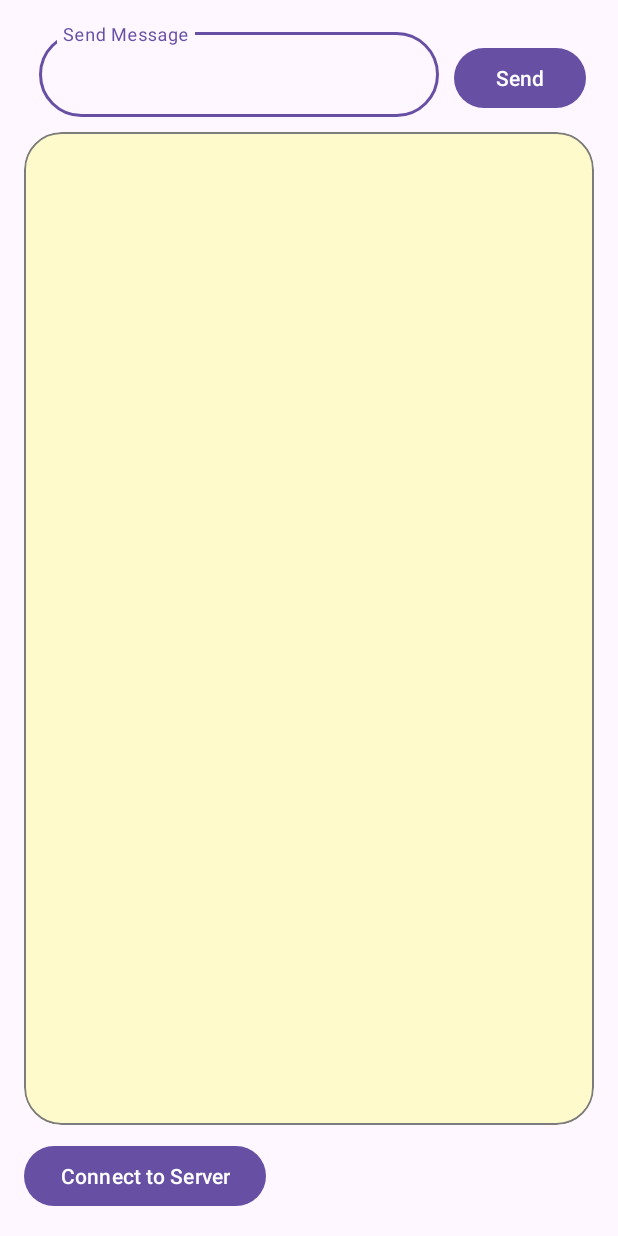
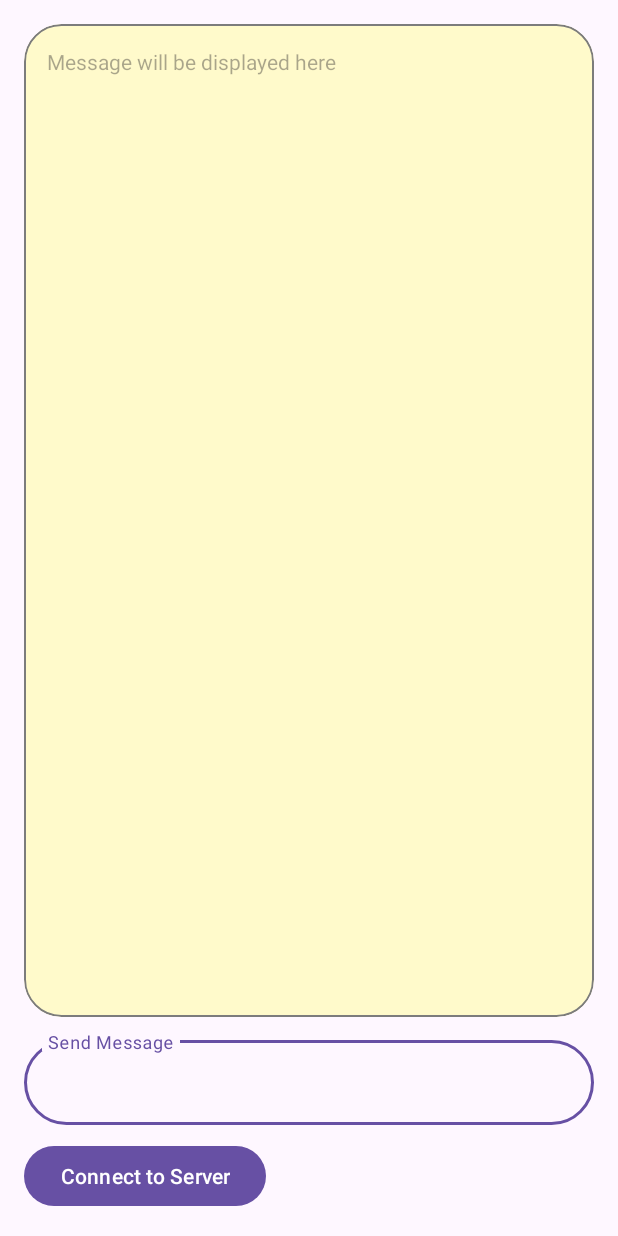
Before and after one commit to madhurmehta007/Client_Mini_Project, an Android app: the screen it shows after launch (MainActivity), on a phone screen of 412 x 824 dp. Run offline under Robolectric (Android 15) with nearby library versions, the phone set to English and light mode, and no system bars.

Commit message:
Made some changes while sending message

```diff
--- a/app/src/main/java/dev/work/client_mini_project/MainActivity.kt
+++ b/app/src/main/java/dev/work/client_mini_project/MainActivity.kt
@@ -4,6 +4,7 @@ import android.annotation.SuppressLint
 import androidx.appcompat.app.AppCompatActivity
 import android.os.Bundle
 import android.widget.Button
+import android.widget.EditText
 import android.widget.TextView
 import kotlinx.coroutines.Dispatchers
 import kotlinx.coroutines.GlobalScope
@@ -19,8 +20,9 @@ import kotlin.concurrent.thread
 class MainActivity : AppCompatActivity() {
     private lateinit var connectButton: Button
     private lateinit var logTextView: TextView
+    private lateinit var logEditText: EditText
 
-    private val host = "192.168.1.38" // Replace with the actual server IP address
+    private val host = "100.72.0.228" // Replace with the actual server IP address
     private val port = 12345 // Replace with the actual server port
 
     @SuppressLint("MissingInflatedId")
@@ -30,6 +32,7 @@ class MainActivity : AppCompatActivity() {
         window.setStatusBarColor(this.getResources().getColor(R.color.transparent))
         connectButton = findViewById(R.id.button_connect)
         logTextView = findViewById(R.id.text_log)
+        logEditText = findViewById(R.id.searchEditText)
 
         connectButton.setOnClickListener {
             GlobalScope.launch(Dispatchers.IO) {
@@ -72,7 +75,7 @@ class MainActivity : AppCompatActivity() {
                 log("Shared secret: $shared_secret")
 
                 // Send a message using the shared secret
-                val message = "Hello, server!"
+                val message = logEditText.text.toString()
                 val encryptedMessage = encryptMessage(message, shared_secret)
                 log("Sending message: $message")
                 writer.write(encryptedMessage + "\n")
--- a/app/src/main/res/layout/activity_main.xml
+++ b/app/src/main/res/layout/activity_main.xml
@@ -7,45 +7,45 @@
     android:orientation="vertical"
     android:padding="16dp">
 
-    <LinearLayout
-        android:layout_width="match_parent"
-        android:layout_height="wrap_content"
-        android:orientation="horizontal">
+<!--    <LinearLayout-->
+<!--        android:layout_width="match_parent"-->
+<!--        android:layout_height="wrap_content"-->
+<!--        android:orientation="horizontal">-->
 
-    <com.google.android.material.textfield.TextInputLayout
-        android:id="@+id/searchLayout"
-        android:layout_width="match_parent"
-        android:layout_height="wrap_content"
-        android:layout_marginBottom="10dp"
-        android:layout_marginHorizontal="10dp"
-        android:layout_weight="1"
-        app:boxCornerRadiusBottomEnd="30dp"
-        app:boxCornerRadiusBottomStart="30dp"
-        app:boxCornerRadiusTopEnd="30dp"
-        app:boxCornerRadiusTopStart="30dp"
-        app:layout_constraintStart_toStartOf="parent"
-        app:layout_constraintTop_toTopOf="parent">
+<!--    <com.google.android.material.textfield.TextInputLayout-->
+<!--        android:id="@+id/searchLayout"-->
+<!--        android:layout_width="match_parent"-->
+<!--        android:layout_height="wrap_content"-->
+<!--        android:layout_marginBottom="10dp"-->
+<!--        android:layout_marginHorizontal="10dp"-->
+<!--        android:layout_weight="1"-->
+<!--        app:boxCornerRadiusBottomEnd="30dp"-->
+<!--        app:boxCornerRadiusBottomStart="30dp"-->
+<!--        app:boxCornerRadiusTopEnd="30dp"-->
+<!--        app:boxCornerRadiusTopStart="30dp"-->
+<!--        app:layout_constraintStart_toStartOf="parent"-->
+<!--        app:layout_constraintTop_toTopOf="parent">-->
 
-        <com.google.android.material.textfield.TextInputEditText
-            android:id="@+id/searchEditText"
-            android:layout_width="match_parent"
-            android:layout_height="wrap_content"
-            android:hint="Send Message">
+<!--        <com.google.android.material.textfield.TextInputEditText-->
+<!--            android:id="@+id/searchEditText"-->
+<!--            android:layout_width="match_parent"-->
+<!--            android:layout_height="wrap_content"-->
+<!--            android:hint="Send Message">-->
 
-        </com.google.android.material.textfield.TextInputEditText>
-    </com.google.android.material.textfield.TextInputLayout>
+<!--        </com.google.android.material.textfield.TextInputEditText>-->
+<!--    </com.google.android.material.textfield.TextInputLayout>-->
 
-        <Button
-            android:id="@+id/btnSearch"
-            android:layout_width="wrap_content"
-            android:layout_height="wrap_content"
-            android:layout_marginRight="5dp"
-            android:layout_gravity="center_vertical"
-            android:text="Send"
-            app:layout_constraintBottom_toBottomOf="@id/searchLayout"
-            app:layout_constraintEnd_toEndOf="parent"
-            app:layout_constraintTop_toTopOf="@id/searchLayout" />
-    </LinearLayout>
+<!--        <Button-->
+<!--            android:id="@+id/btnSearch"-->
+<!--            android:layout_width="wrap_content"-->
+<!--            android:layout_height="wrap_content"-->
+<!--            android:layout_marginRight="5dp"-->
+<!--            android:layout_gravity="center_vertical"-->
+<!--            android:text="Send"-->
+<!--            app:layout_constraintBottom_toBottomOf="@id/searchLayout"-->
+<!--            app:layout_constraintEnd_toEndOf="parent"-->
+<!--            app:layout_constraintTop_toTopOf="@id/searchLayout" />-->
+<!--    </LinearLayout>-->
 <com.google.android.material.card.MaterialCardView
     android:layout_width="match_parent"
     android:layout_height="0dp"
@@ -64,13 +64,35 @@
         android:id="@+id/text_log"
         android:layout_width="match_parent"
         android:layout_height="match_parent"
+        android:hint="Message will be displayed here"
         android:padding="15dp"
         android:layout_weight="1"
         android:scrollbars="vertical"
         tools:ignore="HardcodedText" />
 </ScrollView>
+
 </com.google.android.material.card.MaterialCardView>
 
+    <com.google.android.material.textfield.TextInputLayout
+        android:id="@+id/searchLayout"
+        android:layout_width="match_parent"
+        android:layout_height="wrap_content"
+        android:layout_marginBottom="10dp"
+        app:boxCornerRadiusBottomEnd="30dp"
+        app:boxCornerRadiusBottomStart="30dp"
+        app:boxCornerRadiusTopEnd="30dp"
+        app:boxCornerRadiusTopStart="30dp"
+        app:layout_constraintStart_toStartOf="parent"
+        app:layout_constraintTop_toTopOf="parent">
+
+        <com.google.android.material.textfield.TextInputEditText
+            android:id="@+id/searchEditText"
+            android:layout_width="match_parent"
+            android:layout_height="wrap_content"
+            android:hint="Send Message">
+
+        </com.google.android.material.textfield.TextInputEditText>
+    </com.google.android.material.textfield.TextInputLayout>
 
     <Button
         android:id="@+id/button_connect"
```
